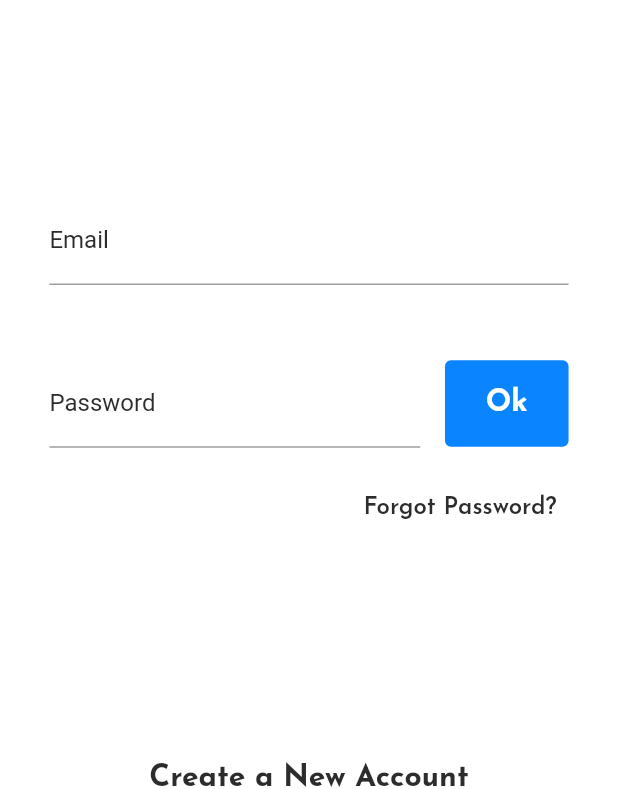
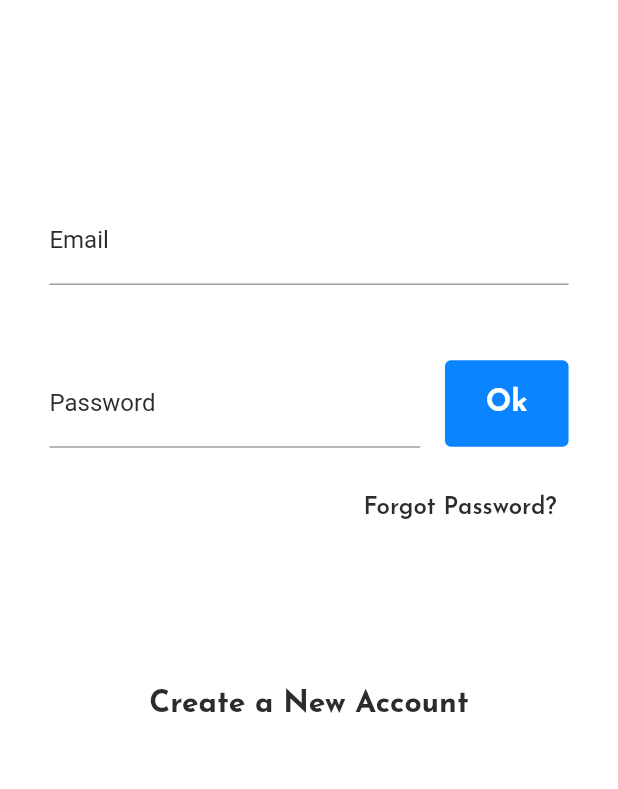
Before and after one commit to handuah/trippin-app, a Flutter app: the Login screen opened by its route, on a phone screen of 412 x 824 dp, the part 447-1236 px from its top. Run offline on Flutter 3.47's test engine with Material 2 defaults, Android fonts, the phone set to English and light mode, and no system bars; our stand-ins replace google_fonts, hexcolor.

Commit message:
changed height

```diff
--- a/lib/screens/login-signup/login.dart
+++ b/lib/screens/login-signup/login.dart
@@ -136,7 +136,7 @@ class _LoginState extends State<Login> {
                   ),
                 ),
                 SizedBox(
-                  height: screenHeight * 0.16,
+                  height: screenHeight * 0.1,
                 ),
                 TextButton(
                   onPressed: () {
```
